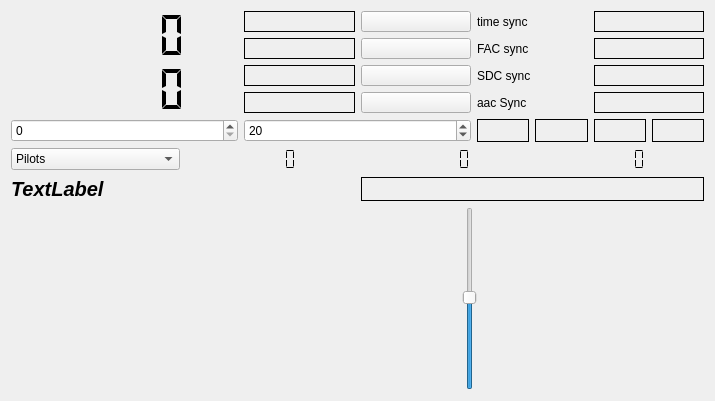
This is decoders/drm-decoder/drmdecoder.ui in JvanKatwijk/swradio-8 as Qt 5 draws it before an edit. The edited form follows.
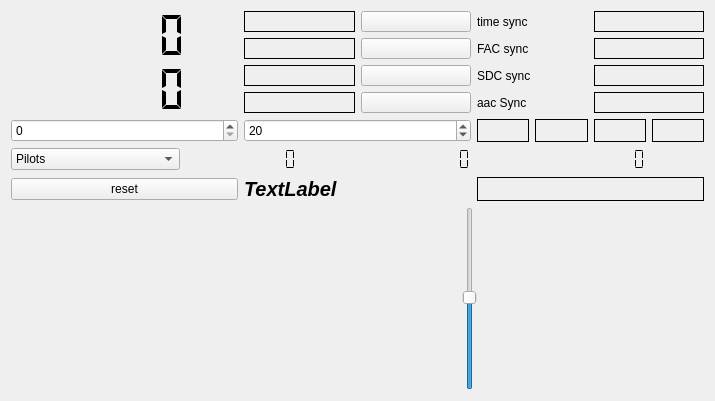
This is the edited form. Custom widgets are drawn as their Qt base class.

Commit message: added reset button to drm decoder

Patch:
```diff
--- a/decoders/drm-decoder/drmdecoder.ui
+++ b/decoders/drm-decoder/drmdecoder.ui
@@ -366,6 +366,13 @@
    </item>
    <item>
     <layout class="QHBoxLayout" name="horizontalLayout_2">
+     <item>
+      <widget class="QPushButton" name="resetButton">
+       <property name="text">
+        <string>reset</string>
+       </property>
+      </widget>
+     </item>
      <item>
       <widget class="QLabel" name="selectedService">
        <property name="font">
```
The commit also changes 9 other files.
